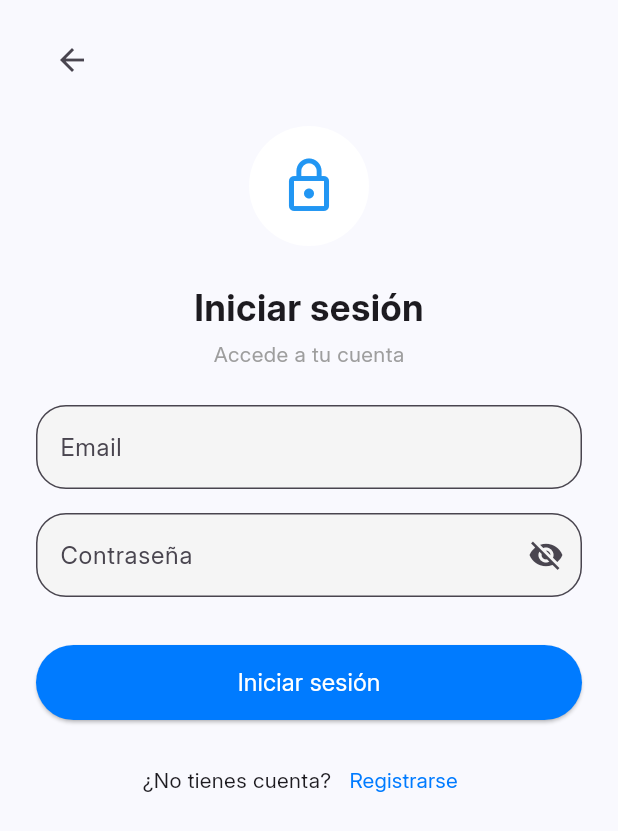
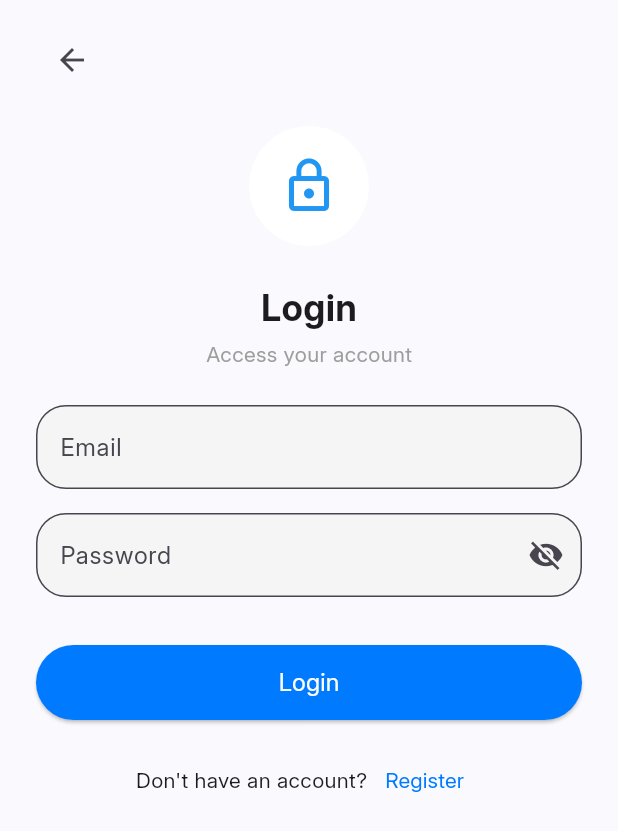
Before and after one commit to BautistaMendibe/focuswallet, a Flutter app: the screen it shows after launch, after a tap on "Iniciar sesión", on a phone screen of 412 x 824 dp. Shown: the top 831 px of the screen. Run offline on Flutter 3.47's test engine with Material 3 defaults, Android fonts, the phone set to English and light mode, and no system bars; our stand-ins replace firebase_auth, firebase_core, shared_preferences, smooth_page_indicator; accounts and stored records are empty; generated files the repository leaves out were written again.

Commit message:
se setea la  aplicacion en ingles y español

```diff
--- /dev/null
+++ b/lib/l10n/app_en.arb
@@ -0,0 +1,16 @@
+{
+  "@@locale": "en",
+  "appTitle": "FocusWallet",
+  "login": "Login",
+  "register": "Register",
+  "loginSubtitle": "Access your account",
+  "emailLabel": "Email",
+  "passwordLabel": "Password",
+  "noAccount": "Don't have an account?",
+  "unknownError": "Unknown error: {error}",
+  "auth_user_not_found": "No user found with that email.",
+  "auth_wrong_password": "Incorrect password.",
+  "auth_invalid_email": "The entered email is not valid.",
+  "auth_user_disabled": "This user has been disabled.",
+  "auth_default_error": "Unexpected error. Please try again."
+}
--- a/lib/main.dart
+++ b/lib/main.dart
@@ -2,6 +2,9 @@ import 'package:firebase_core/firebase_core.dart';
 import 'package:flutter/material.dart';
 import 'package:focuswallet/routes/app_routes.dart';
 import 'package:focuswallet/screens/start_screen.dart';
+import 'package:flutter_localizations/flutter_localizations.dart';
+import 'package:flutter_gen/gen_l10n/app_localizations.dart';
+
 
 void main() async {
   WidgetsFlutterBinding.ensureInitialized();
@@ -21,6 +24,16 @@ class FocusWalletApp extends StatelessWidget {
         primarySwatch: Colors.indigo,
         fontFamily: 'Inter',
       ),
+      localizationsDelegates: const [
+        AppLocalizations.delegate,
+        GlobalMaterialLocalizations.delegate,
+        GlobalWidgetsLocalizations.delegate,
+        GlobalCupertinoLocalizations.delegate,
+      ],
+      supportedLocales: const [
+        Locale('en'),
+        Locale('es'),
+      ],
       home: const StartScreen(),
       routes: appRoutes,
     );
--- a/lib/screens/login_screen.dart
+++ b/lib/screens/login_screen.dart
@@ -1,6 +1,7 @@
 import 'package:firebase_auth/firebase_auth.dart';
 import 'package:flutter/material.dart';
 import '../services/auth_service.dart';
+import 'package:flutter_gen/gen_l10n/app_localizations.dart';
 
 class LoginScreen extends StatefulWidget {
   const LoginScreen({super.key});
@@ -26,22 +27,24 @@ class _LoginScreenState extends State<LoginScreen> {
     } on FirebaseAuthException catch (e) {
       if (!mounted) return;
 
+      final loc = AppLocalizations.of(context)!;
+
       String errorMsg;
       switch (e.code) {
         case 'user-not-found':
-          errorMsg = 'No hay usuario con ese correo.';
+          errorMsg = loc.auth_user_not_found;
           break;
         case 'wrong-password':
-          errorMsg = 'Contraseña incorrecta.';
+          errorMsg = loc.auth_wrong_password;
           break;
         case 'invalid-email':
-          errorMsg = 'El correo ingresado no es válido.';
+          errorMsg = loc.auth_invalid_email;
           break;
         case 'user-disabled':
-          errorMsg = 'Este usuario ha sido deshabilitado.';
+          errorMsg = loc.auth_user_disabled;
           break;
         default:
-          errorMsg = 'Error inesperado. Intenta nuevamente.';
+          errorMsg = loc.auth_default_error;
       }
 
       ScaffoldMessenger.of(context).showSnackBar(
@@ -56,9 +59,11 @@ class _LoginScreenState extends State<LoginScreen> {
     } catch (e) {
       if (!mounted) return;
 
+      final loc = AppLocalizations.of(context)!;
+
       ScaffoldMessenger.of(context).showSnackBar(
         SnackBar(
-          content: Text('Error desconocido: ${e.toString()}'),
+          content: Text(loc.unknownError(e.toString())),
           backgroundColor: Colors.red.shade400,
         ),
       );
@@ -76,6 +81,8 @@ class _LoginScreenState extends State<LoginScreen> {
 
   @override
   Widget build(BuildContext context) {
+    final loc = AppLocalizations.of(context)!;
+
     return Scaffold(
       backgroundColor: const Color(0xFFF9F9FE),
       body: SafeArea(
@@ -95,18 +102,21 @@ class _LoginScreenState extends State<LoginScreen> {
                   child: Icon(Icons.lock_outline, color: Colors.blue, size: 40),
                 ),
                 const SizedBox(height: 24),
-                const Text("Iniciar sesión",
-                    style: TextStyle(
-                        fontSize: 24, fontWeight: FontWeight.bold)),
+                Text(
+                  loc.login,
+                  style: const TextStyle(fontSize: 24, fontWeight: FontWeight.bold),
+                ),
                 const SizedBox(height: 4),
-                const Text("Accede a tu cuenta",
-                    style: TextStyle(color: Colors.grey)),
+                Text(
+                  loc.loginSubtitle,
+                  style: const TextStyle(color: Colors.grey),
+                ),
                 const SizedBox(height: 24),
 
                 // Email
                 TextField(
                   controller: emailCtrl,
-                  decoration: customInputDecoration('Email'),
+                  decoration: customInputDecoration(loc.emailLabel),
                 ),
                 const SizedBox(height: 16),
 
@@ -114,7 +124,7 @@ class _LoginScreenState extends State<LoginScreen> {
                 TextField(
                   controller: passCtrl,
                   obscureText: _obscurePass,
-                  decoration: customInputDecoration('Contraseña').copyWith(
+                  decoration: customInputDecoration(loc.passwordLabel).copyWith(
                     suffixIcon: IconButton(
                       icon: Icon(_obscurePass
                           ? Icons.visibility_off
@@ -141,20 +151,25 @@ class _LoginScreenState extends State<LoginScreen> {
                         borderRadius: BorderRadius.circular(30),
                       ),
                     ),
-                    child: const Text("Iniciar sesión",
-                        style: TextStyle(fontSize: 16, color: Colors.white)),
+                    child: Text(
+                      loc.login,
+                      style: const TextStyle(fontSize: 16, color: Colors.white),
+                    ),
                   ),
                 ),
                 const SizedBox(height: 16),
                 Row(
                   mainAxisAlignment: MainAxisAlignment.center,
                   children: [
-                    const Text("¿No tienes cuenta?"),
+                    Text(loc.noAccount),
                     TextButton(
                       onPressed: () {
                         Navigator.pushNamed(context, '/register');
                       },
-                      child: const Text("Registrarse", style: TextStyle(color: Color(0xFF007BFF)),),
+                      child: Text(
+                        loc.register,
+                        style: const TextStyle(color: Color(0xFF007BFF)),
+                      ),
                     ),
                   ],
                 )
--- a/pubspec.yaml
+++ b/pubspec.yaml
@@ -38,6 +38,9 @@ dependencies:
   firebase_core: ^2.25.4
   firebase_auth: ^4.16.0
   shared_preferences: ^2.2.2
+  flutter_localizations:
+    sdk: flutter
+  intl: ^0.19.0
 
 dev_dependencies:
   flutter_test:
@@ -60,6 +63,7 @@ flutter:
   # included with your application, so that you can use the icons in
   # the material Icons class.
   uses-material-design: true
+  generate: true
 
   # To add assets to your application, add an assets section, like this:
   assets:
```
Also changed, not shown: lib/l10n/app_es.arb (added, +16 -0 lines), pubspec.lock.
